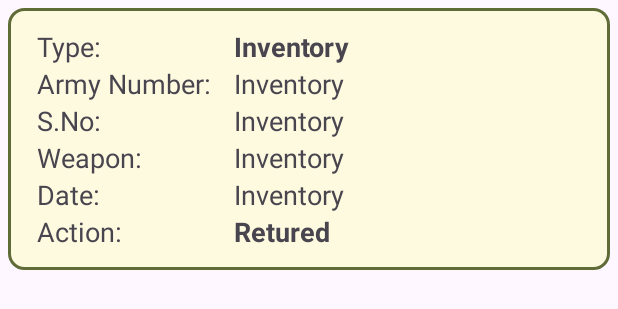
After one commit to strikleApp/KoteManagementAndroid, an Android app: the layout list_view_inventory_records.xml on its own in the app's theme, with its tools: preview values and no code run, on a phone screen of 412 x 824 dp. The commit adds this screen. Shown: the top 309 px of the screen. Run offline under Robolectric (Android 15) with nearby library versions, the light colour scheme and no system bars.

Commit message:
records done

```diff
--- a/app/src/main/java/com/android/kotemanagement/fragments/records/AllRecordsFragment.java
+++ b/app/src/main/java/com/android/kotemanagement/fragments/records/AllRecordsFragment.java
@@ -33,10 +33,6 @@ public class AllRecordsFragment extends Fragment {
 
         recordsViewModel.getAllRecords().observe(getViewLifecycleOwner(), records -> {
             if (records != null && !records.isEmpty()) {
-                records.forEach((records1 -> {
-                    Log.e("record", records1.getAction().toString());
-                }));
-
                 adapter.setRecordsList(records);
                 binding.rvAllRecords.setAdapter(adapter);
                 adapter.notifyDataSetChanged();
--- /dev/null
+++ b/app/src/main/res/layout/list_view_inventory_records.xml
@@ -0,0 +1,131 @@
+<?xml version="1.0" encoding="utf-8"?>
+
+<androidx.constraintlayout.widget.ConstraintLayout xmlns:android="http://schemas.android.com/apk/res/android"
+    xmlns:app="http://schemas.android.com/apk/res-auto"
+    android:id="@+id/inventory_records"
+    android:layout_width="match_parent"
+    android:layout_height="wrap_content"
+    android:layout_margin="@dimen/_4ssp"
+    android:background="@drawable/border"
+    android:paddingHorizontal="@dimen/_15ssp"
+    android:paddingVertical="@dimen/_10ssp">
+
+
+    <!--CONSTANTS-->
+    <TextView
+        android:id="@+id/tvTypeTextInventory"
+        android:layout_width="wrap_content"
+        android:layout_height="wrap_content"
+        android:layout_marginBottom="8dp"
+        android:text="Type:"
+        android:textSize="@dimen/_14sdp"
+        app:layout_constraintStart_toStartOf="parent"
+        app:layout_constraintTop_toTopOf="parent" />
+
+    <TextView
+        android:id="@+id/tvArmyNumberTextInventory"
+        android:layout_width="wrap_content"
+        android:layout_height="wrap_content"
+        android:layout_marginBottom="8dp"
+        android:text="Army Number:"
+        android:textSize="@dimen/_14sdp"
+        app:layout_constraintStart_toStartOf="parent"
+        app:layout_constraintTop_toBottomOf="@id/tvTypeTextInventory" />
+
+    <TextView
+        android:id="@+id/tvSerialNumberTextInventory"
+        android:layout_width="wrap_content"
+        android:layout_height="wrap_content"
+        android:layout_marginBottom="8dp"
+        android:text="S.No:"
+        android:textSize="@dimen/_14sdp"
+        app:layout_constraintStart_toStartOf="parent"
+        app:layout_constraintTop_toBottomOf="@id/tvArmyNumberTextInventory" />
+
+    <TextView
+        android:id="@+id/tvWeaponTextInventory"
+        android:layout_width="wrap_content"
+        android:layout_height="wrap_content"
+        android:layout_marginBottom="8dp"
+        android:text="Weapon:"
+        android:textSize="@dimen/_14sdp"
+        app:layout_constraintStart_toStartOf="parent"
+        app:layout_constraintTop_toBottomOf="@id/tvSerialNumberTextInventory" />
+
+    <TextView
+        android:id="@+id/tvDateTextInventory"
+        android:layout_width="wrap_content"
+        android:layout_height="wrap_content"
+        android:text="Date:"
+        android:textSize="@dimen/_14sdp"
+        app:layout_constraintStart_toStartOf="parent"
+        app:layout_constraintTop_toBottomOf="@id/tvWeaponTextInventory" />
+
+    <TextView
+        android:id="@+id/tvActionTextInventory"
+        android:layout_width="wrap_content"
+        android:layout_height="wrap_content"
+        android:text="Action:"
+        android:textSize="@dimen/_14sdp"
+        app:layout_constraintStart_toStartOf="parent"
+        app:layout_constraintTop_toBottomOf="@id/tvDateTextInventory" />
+
+    <!--    VARIABLE-->
+    <TextView
+        android:id="@+id/tvTypeInventory"
+        android:layout_width="wrap_content"
+        android:layout_height="wrap_content"
+        android:layout_marginStart="@dimen/_12sdp"
+        android:text="Inventory"
+        android:textSize="@dimen/_14sdp"
+        android:textStyle="bold"
+        app:layout_constraintStart_toEndOf="@id/tvArmyNumberTextInventory"
+        app:layout_constraintTop_toTopOf="parent" />
+
+    <TextView
+        android:id="@+id/tvArmyNumberInventory"
+        android:layout_width="wrap_content"
+        android:layout_height="wrap_content"
+        android:text="Inventory"
+        android:textSize="@dimen/_14sdp"
+        app:layout_constraintStart_toStartOf="@id/tvTypeInventory"
+        app:layout_constraintTop_toTopOf="@id/tvArmyNumberTextInventory" />
+
+    <TextView
+        android:id="@+id/tvSerialNumber"
+        android:layout_width="wrap_content"
+        android:layout_height="wrap_content"
+        android:text="Inventory"
+        android:textSize="@dimen/_14sdp"
+        app:layout_constraintStart_toStartOf="@id/tvTypeInventory"
+        app:layout_constraintTop_toTopOf="@id/tvSerialNumberTextInventory" />
+
+    <TextView
+        android:id="@+id/tvWeapon"
+        android:layout_width="wrap_content"
+        android:layout_height="wrap_content"
+        android:text="Inventory"
+        android:textSize="@dimen/_14sdp"
+        app:layout_constraintStart_toStartOf="@id/tvTypeInventory"
+        app:layout_constraintTop_toTopOf="@id/tvWeaponTextInventory" />
+
+    <TextView
+        android:id="@+id/tvDateInventory"
+        android:layout_width="wrap_content"
+        android:layout_height="wrap_content"
+        android:text="Inventory"
+        android:textSize="@dimen/_14sdp"
+        app:layout_constraintStart_toStartOf="@id/tvTypeInventory"
+        app:layout_constraintTop_toTopOf="@id/tvDateTextInventory" />
+
+    <TextView
+        android:id="@+id/tvActionInventory"
+        android:layout_width="wrap_content"
+        android:layout_height="wrap_content"
+        android:text="Retured"
+        android:textSize="@dimen/_14sdp"
+        android:textStyle="bold"
+        app:layout_constraintStart_toStartOf="@id/tvTypeInventory"
+        app:layout_constraintTop_toTopOf="@id/tvActionTextInventory" />
+
+</androidx.constraintlayout.widget.ConstraintLayout>
```
Also changed, not shown: app/src/main/java/com/android/kotemanagement/adapter/InventoryRecordsAdapter.java (added, +75 -0 lines), app/src/main/java/com/android/kotemanagement/adapter/UserRecordsAdapter.java (added, +73 -0 lines), app/src/main/java/com/android/kotemanagement/fragments/records/InventoryRecordsFragment.java (+23 -0 lines), app/src/main/java/com/android/kotemanagement/fragments/records/UserRecordsFragment.java (+25 -0 lines), app/src/main/java/com/android/kotemanagement/room/viewmodel/RecordsViewModel.java (+35 -0 lines), app/src/main/res/layout/fragment_inventory_records.xml (+9 -7 lines), app/src/main/res/layout/fragment_user_records.xml (+11 -0 lines), app/src/main/res/layout/list_view_user_records.xml (added, +134 -0 lines).
